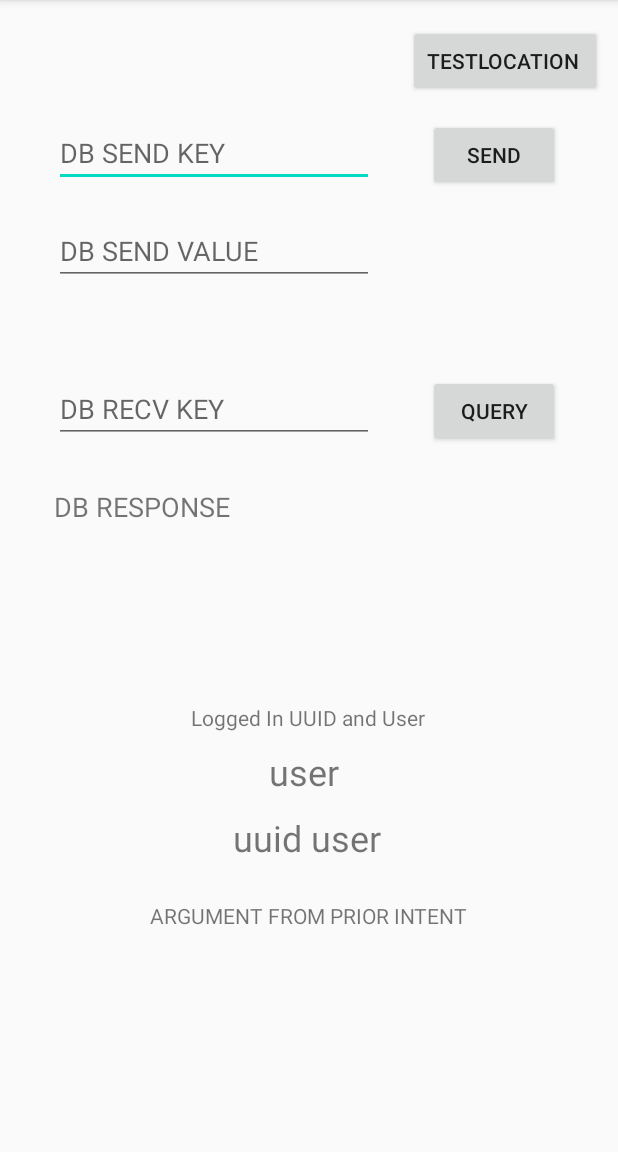
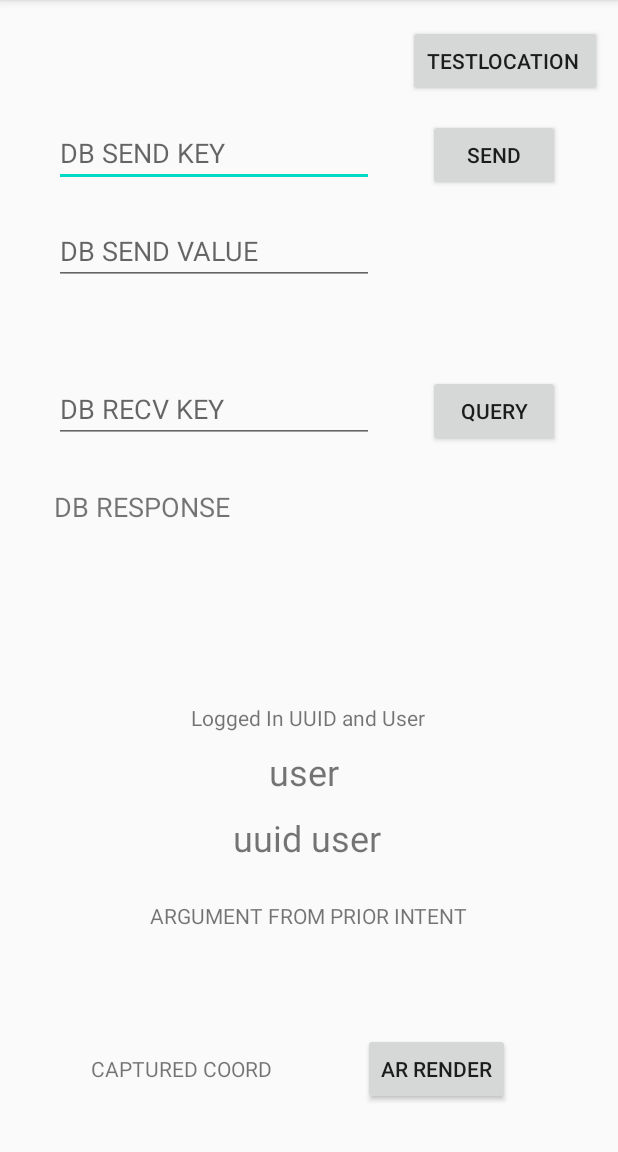
Before and after one commit to Teabeans/css390_arapp, an Android app: the lobby screen opened directly, with no data from a screen before it, on a phone screen of 412 x 824 dp, the part 84-1236 px from its top. Run offline under Robolectric (Android 15) with nearby library versions, the phone set to English and light mode, and no system bars; our stand-ins replace Firebase (no records; nobody signed in at launch, a user with empty details on screens opened directly); 1 statement that could not run was skipped.

Commit message:
Added coordinate landing point and AR transition button.

```diff
--- a/app/src/main/res/layout/activity_lobby.xml
+++ b/app/src/main/res/layout/activity_lobby.xml
@@ -154,4 +154,25 @@
         android:text="QUERY"
         app:layout_constraintStart_toStartOf="@+id/db_send"
         app:layout_constraintTop_toTopOf="@+id/db_recv_key" />
+
+    <Button
+        android:id="@+id/button"
+        android:layout_width="wrap_content"
+        android:layout_height="wrap_content"
+        android:text="AR RENDER"
+        app:layout_constraintBottom_toBottomOf="parent"
+        app:layout_constraintEnd_toEndOf="parent"
+        app:layout_constraintHorizontal_bias="0.77"
+        app:layout_constraintStart_toStartOf="parent"
+        app:layout_constraintTop_toBottomOf="@+id/statusReport" />
+
+    <TextView
+        android:id="@+id/textView2"
+        android:layout_width="wrap_content"
+        android:layout_height="wrap_content"
+        android:text="CAPTURED COORD"
+        app:layout_constraintBottom_toBottomOf="parent"
+        app:layout_constraintEnd_toStartOf="@+id/button"
+        app:layout_constraintStart_toStartOf="parent"
+        app:layout_constraintTop_toBottomOf="@+id/statusReport" />
 </androidx.constraintlayout.widget.ConstraintLayout>
```
Also changed, not shown: app/src/main/java/com/example/css390_arapp/lobby.kt (+32 -0 lines).
